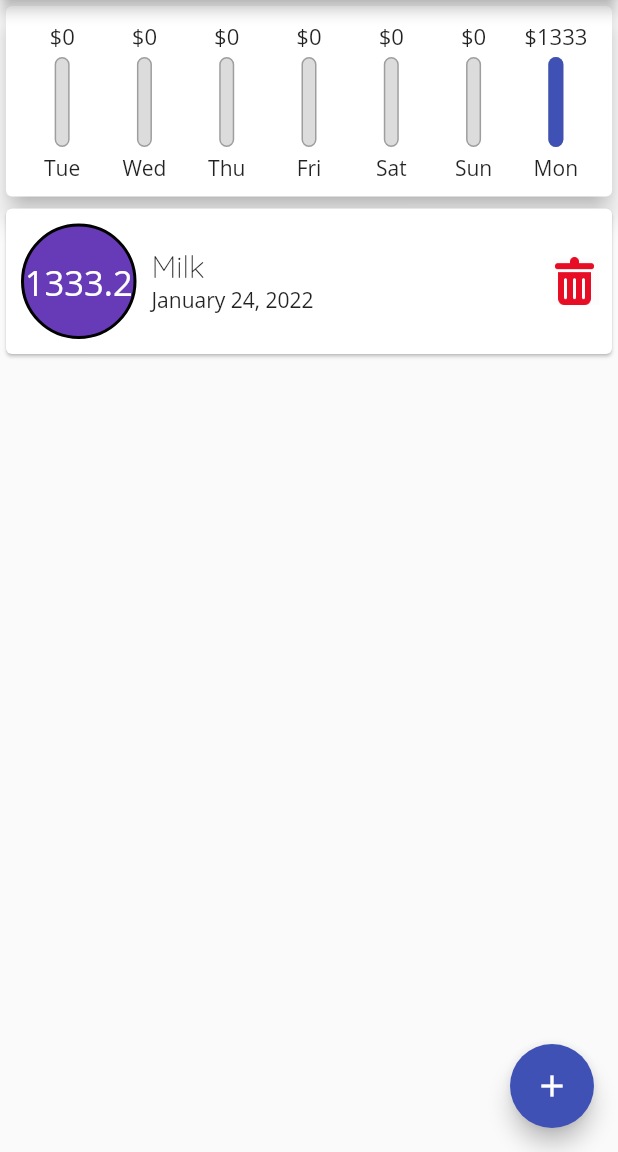
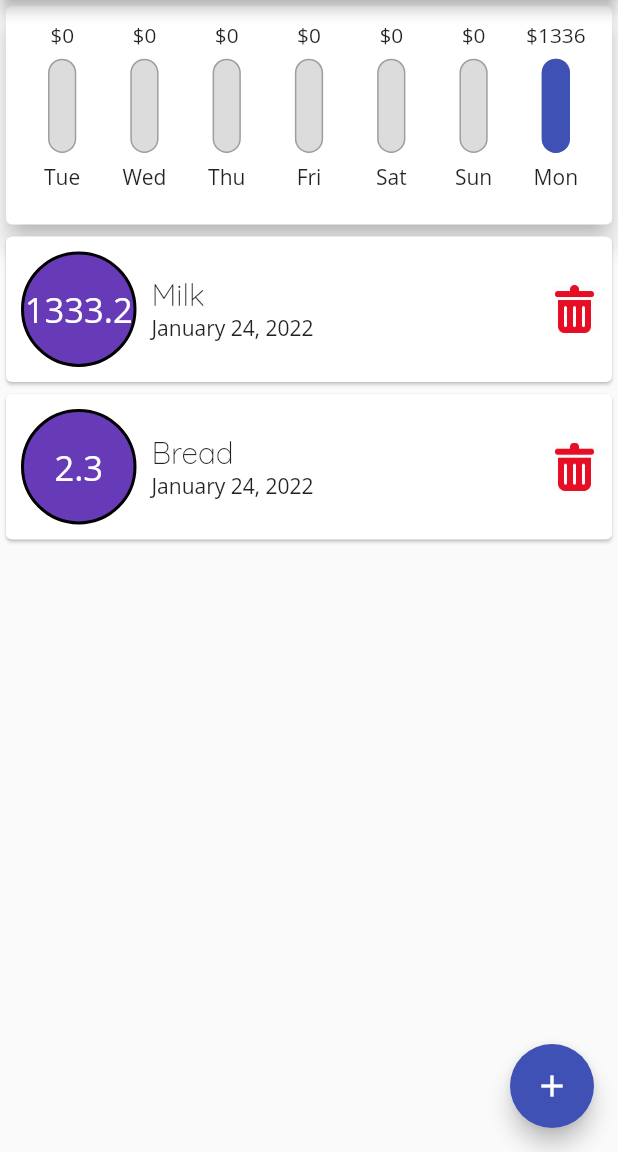
Before and after one commit to Voitekhov/expense_app, a Flutter app: the screen it shows after launch, on a phone screen of 412 x 824 dp, the part 84-1236 px from its top. Run offline on Flutter 3.47's test engine with Material 2 defaults, Android fonts, the phone set to English and light mode, and no system bars.

Commit message:
experiments with responsive

```diff
--- a/lib/main.dart
+++ b/lib/main.dart
@@ -1,14 +1,17 @@
 import 'package:expence_app/model/Purchase.dart';
 import 'package:expence_app/widget/PurchaseList.dart';
 import 'package:expence_app/widget/UserInput.dart';
-import 'package:expence_app/widget/Chart.dart';
+import 'package:expence_app/widget/chart/Chart.dart';
 import 'package:flutter/material.dart';
 
 int sq_id = 1;
 
 final List<Purchase> _purchases = [
-  Purchase(id: sq_id, title: "Milk", price: 1333.2, dateTime: DateTime.now())
+  Purchase(id: sq_id, title: "Milk", price: 1333.2, dateTime: DateTime.now()),
+  Purchase(id: ++sq_id, title: "Bread", price: 2.3, dateTime: DateTime.now())
 ];
+
+bool isChartVisible = false;
 
 List<Purchase> get _purchasesForWeek {
   return _purchases
@@ -46,8 +49,7 @@ class MyApp extends StatefulWidget {
 class _MyAppState extends State<MyApp> {
   @override
   Widget build(BuildContext context) {
-    return Scaffold(
-        appBar: AppBar(
+    AppBar appBar = AppBar(
       title: Text("Second App"),
       actions: <Widget>[
         IconButton(
@@ -55,11 +57,47 @@ class _MyAppState extends State<MyApp> {
           onPressed: () => _startAddNewTransaction(context),
         ),
       ],
+    );
+
+    final double workingScreenHeight = MediaQuery.of(context).size.height -
+        appBar.preferredSize.height -
+        MediaQuery.of(context).padding.top -
+        MediaQuery.of(context).padding.bottom;
+
+    final bool isLandscape =
+        MediaQuery.of(context).orientation == Orientation.landscape;
+
+    double percentageOfHeightForChart = isLandscape ? 0.8 : 0.2;
+    double percentageOfHeightForPurchaseList = isLandscape ? 0.85 : 0.8;
+
+    Widget chart = Container(
+        height: workingScreenHeight * percentageOfHeightForChart,
+        child: Chart(_purchasesForWeek));
+
+    Widget purchaseList = Container(
+        height: workingScreenHeight * percentageOfHeightForPurchaseList,
+        child: PurchaseList(_purchases, _deletePurchase));
+
+    return Scaffold(
+        appBar: appBar,
+        body: Column(
+            crossAxisAlignment: CrossAxisAlignment.stretch,
+            children: isLandscape
+                ? [
+                    Container(
+                      height: workingScreenHeight * 0.1,
+                      child: Switch(
+                        value: isChartVisible,
+                        onChanged: (bool value) {
+                          setState(() {
+                            isChartVisible = value;
+                          });
+                        },
                       ),
-        body: Column(crossAxisAlignment: CrossAxisAlignment.stretch, children: [
-          Chart(_purchasesForWeek),
-          PurchaseList(_purchases, _deletePurchase)
-        ]),
+                    ),
+                    isChartVisible ? chart : purchaseList
+                  ]
+                : [chart, purchaseList]),
         floatingActionButton: FloatingActionButton(
           child: Icon(Icons.add),
           onPressed: () => _startAddNewTransaction(context),
--- a/lib/widget/CharBar.dart
+++ /dev/null
@@ -1,54 +0,0 @@
-import 'package:flutter/material.dart';
-
-class ChartBar extends StatelessWidget {
-  final String label;
-  final double spendingAmount;
-  final double spendingPctOfTotal;
-
-  ChartBar(this.label, this.spendingAmount, this.spendingPctOfTotal);
-
-  @override
-  Widget build(BuildContext context) {
-    return Column(
-      children: <Widget>[
-        Container(
-          height: 20,
-          child: FittedBox(
-            child: Text('\$${spendingAmount.toStringAsFixed(0)}'),
-          ),
-        ),
-        SizedBox(
-          height: 4,
-        ),
-        Container(
-          height: 60,
-          width: 10,
-          child: Stack(
-            children: <Widget>[
-              Container(
-                decoration: BoxDecoration(
-                  border: Border.all(color: Colors.grey, width: 1.0),
-                  color: Color.fromRGBO(220, 220, 220, 1),
-                  borderRadius: BorderRadius.circular(10),
-                ),
-              ),
-              FractionallySizedBox(
-                heightFactor: spendingPctOfTotal,
-                child: Container(
-                  decoration: BoxDecoration(
-                    color: Theme.of(context).primaryColor,
-                    borderRadius: BorderRadius.circular(10),
-                  ),
-                ),
-              ),
-            ],
-          ),
-        ),
-        SizedBox(
-          height: 4,
-        ),
-        Text(label),
-      ],
-    );
-  }
-}
--- a/lib/widget/PurchaseList.dart
+++ b/lib/widget/PurchaseList.dart
@@ -17,35 +17,32 @@ class PurchaseList extends StatefulWidget {
 class _PurchaseListState extends State<PurchaseList> {
   @override
   Widget build(BuildContext context) {
-    return Column(
-        crossAxisAlignment: CrossAxisAlignment.center,
-        children: widget._purchases.isEmpty
-            ? [
-                Column(
+    return widget._purchases.isEmpty
+        ? LayoutBuilder(builder: ((ctx, cons) {
+            return Container(
+                child: Column(
               children: [
-                    Text("No purchases yet"),
+                Container(
+                    height: cons.maxHeight * 0.07,
+                    child: Text("No purchases yet")),
                 SizedBox(
-                      height: 20,
+                  height: cons.maxHeight * 0.03,
                 ),
                 Container(
-                        height: 300,
+                    height: cons.maxHeight * 0.9,
                     child: Image(
                       image: AssetImage('assets/image/waiting.png'),
                       fit: BoxFit.cover,
                     )),
               ],
-                ),
-              ]
-            : [
-                Container(
-                    height: 300,
-                    child: ListView.builder(
+            ));
+          }))
+        : ListView.builder(
             itemCount: widget._purchases.length,
+            shrinkWrap: true,
             itemBuilder: (ctx, index) {
-                        return PurchaseCard(
-                            widget._purchases[index], widget._delete);
+              return PurchaseCard(widget._purchases[index], widget._delete);
             },
-                    )),
-              ]);
+          );
   }
 }
--- /dev/null
+++ b/lib/widget/chart/CharBar.dart
@@ -0,0 +1,56 @@
+import 'package:flutter/material.dart';
+
+class ChartBar extends StatelessWidget {
+  final String label;
+  final double spendingAmount;
+  final double spendingPctOfTotal;
+
+  ChartBar(this.label, this.spendingAmount, this.spendingPctOfTotal);
+
+  @override
+  Widget build(BuildContext context) {
+    return LayoutBuilder(builder: (context,constraint){
+      return Column(
+        children: <Widget>[
+          Container(
+            height: constraint.maxHeight * 0.15,
+            child: FittedBox(
+              child: Text('\$${spendingAmount.toStringAsFixed(0)}'),
+            ),
+          ),
+          SizedBox(
+            height: constraint.maxHeight * 0.05,
+          ),
+          Container(
+            height: constraint.maxHeight * 0.5,
+            width: constraint.maxHeight * 0.15,
+            child: Stack(
+              children: <Widget>[
+                Container(
+                  decoration: BoxDecoration(
+                    border: Border.all(color: Colors.grey, width: 1.0),
+                    color: Color.fromRGBO(220, 220, 220, 1),
+                    borderRadius: BorderRadius.circular(10),
+                  ),
+                ),
+                FractionallySizedBox(
+                  heightFactor: spendingPctOfTotal,
+                  child: Container(
+                    decoration: BoxDecoration(
+                      color: Theme.of(context).primaryColor,
+                      borderRadius: BorderRadius.circular(10),
+                    ),
+                  ),
+                ),
+              ],
+            ),
+          ),
+          SizedBox(
+            height: constraint.maxHeight * 0.05,
+          ),
+          Text(label),
+        ],
+      );
+    });
+  }
+}
--- a/lib/widget/Chart.dart
+++ b/lib/widget/chart/Chart.dart
@@ -1,5 +1,5 @@
 import 'package:expence_app/model/Purchase.dart';
-import 'package:expence_app/widget/CharBar.dart';
+import 'package:expence_app/widget/chart/CharBar.dart';
 import 'package:flutter/material.dart';
 import 'package:intl/intl.dart';
 
--- a/lib/widget/purchase_card_inner_widgets/PriceText.dart
+++ b/lib/widget/purchase_card_inner_widgets/PriceText.dart
@@ -27,7 +27,8 @@ class PriceText extends StatelessWidget {
           _price.toStringAsFixed(1),
           textAlign: TextAlign.center,
           style: TextStyle(
-              fontSize: _fontSize,
+            // user can customize textScaleFactor in his phone
+            fontSize: _fontSize * MediaQuery.of(context).textScaleFactor,
             color: Colors.white,
           ),
         ),
```
Lines whose indentation alone changed are shown as unchanged.
